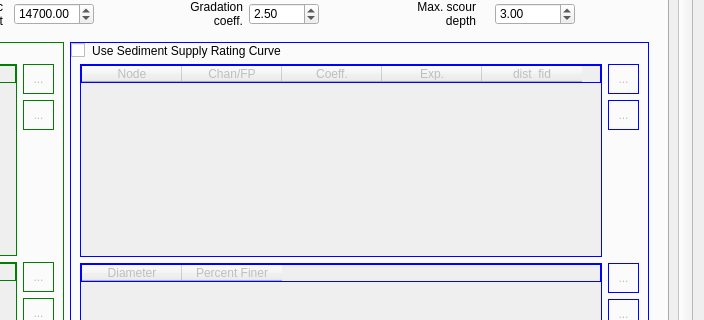
First picture: the form in flo2d/ui/mud_and_sediment.ui, repository FLO-2DSoftware/qgis-flo-2d-plugin, before the edit; both pictures show x 556 to 1260 and y 133 to 453 of the 1260 by 778 pixel window.
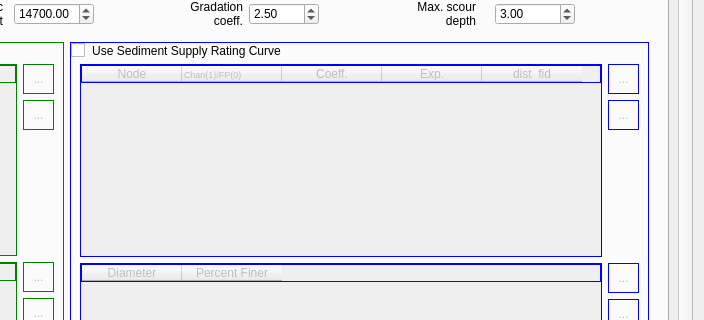
Second picture: the form after the edit. Icons and pictures are not drawn.

Commit message: Sed. Transp. Dialog: check 0/1 and cells within domain. Show messages

What changed in the file:
```diff
--- a/flo2d/ui/mud_and_sediment.ui
+++ b/flo2d/ui/mud_and_sediment.ui
@@ -2026,7 +2026,15 @@
                            </column>
                            <column>
                             <property name="text">
-                             <string>Chan/FP</string>
+                             <string>Chan(1)/FP(0)</string>
+                            </property>
+                            <property name="font">
+                             <font>
+                              <pointsize>7</pointsize>
+                             </font>
+                            </property>
+                            <property name="textAlignment">
+                             <set>AlignLeading|AlignVCenter</set>
                             </property>
                            </column>
                            <column>
```
The commit also changes 3 other files.
